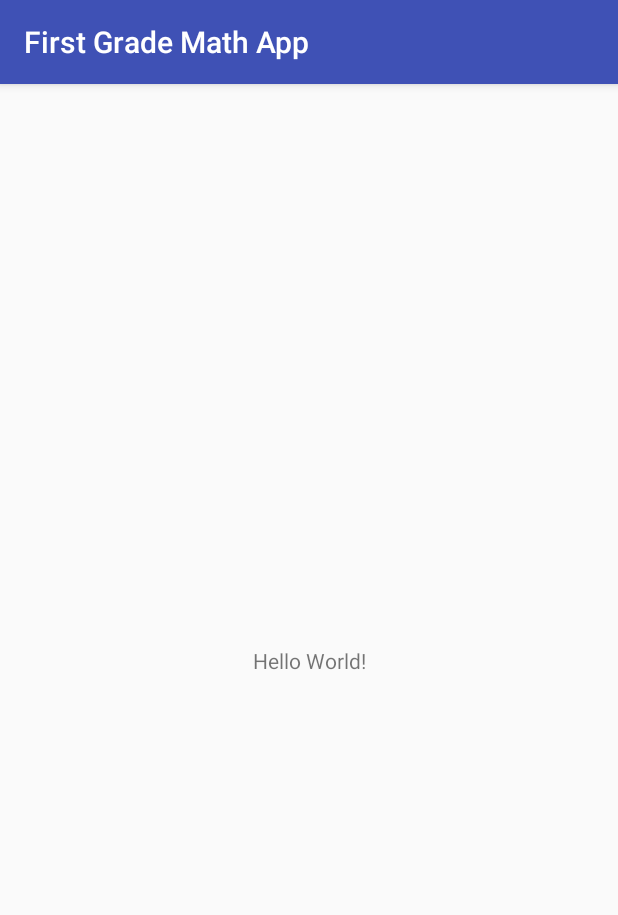
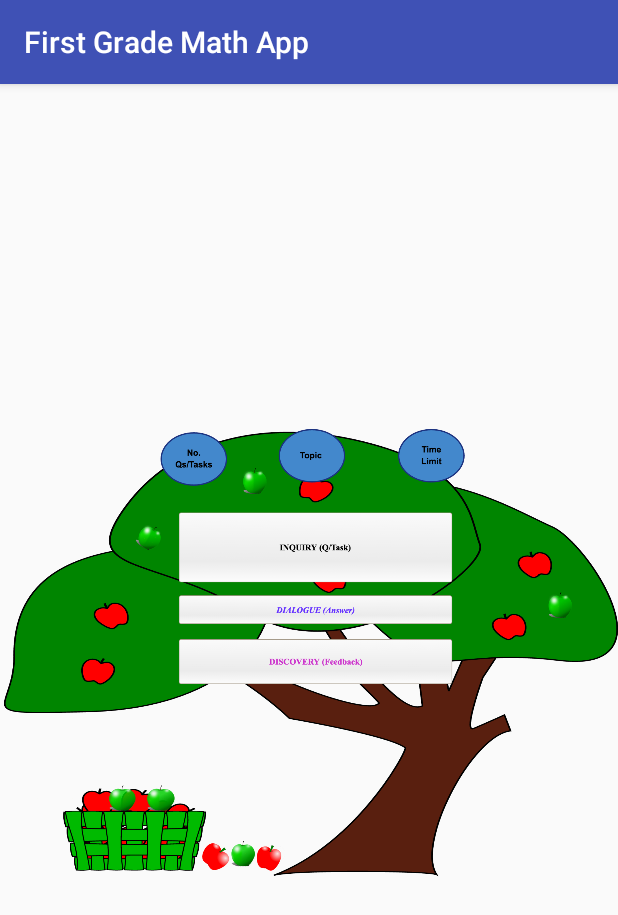
Before and after one commit to zapptitude/first-grade-math-app, an Android app: the screen it shows after launch (MainActivity), on a phone screen of 412 x 824 dp. Shown: the top 915 px of the screen. Run offline under Robolectric (Android 15) with nearby library versions, the phone set to English and light mode, and no system bars; libraries missing offline, so code that uses them is left out: mev.zappsdk.modules; 4 statements that could not run were skipped.

Commit message:
edit apple tree

```diff
--- a/app/build.gradle
+++ b/app/build.gradle
@@ -4,7 +4,7 @@ android {
     compileSdkVersion 27
     defaultConfig {
         applicationId "com.zapptitude.firstgrademathapp"
-        minSdkVersion 21
+        minSdkVersion 19
         targetSdkVersion 27
         versionCode 1
         versionName "1.0"
--- a/app/src/main/res/layout/activity_main.xml
+++ b/app/src/main/res/layout/activity_main.xml
@@ -5,14 +5,9 @@
     android:layout_width="match_parent"
     android:layout_height="match_parent"
     tools:context=".view.activity.MainActivity">
-
-    <TextView
-        android:layout_width="wrap_content"
-        android:layout_height="wrap_content"
-        android:text="Hello World!"
-        app:layout_constraintBottom_toBottomOf="parent"
-        app:layout_constraintLeft_toLeftOf="parent"
-        app:layout_constraintRight_toRightOf="parent"
-        app:layout_constraintTop_toTopOf="parent" />
+    <ImageView
+        android:layout_width="match_parent"
+        android:layout_height="match_parent"
+        android:src="@drawable/apple_tree"/>
 
 </android.support.constraint.ConstraintLayout>
```
Also changed, not shown: app/src/main/res/drawable/apple_tree.png (added).
